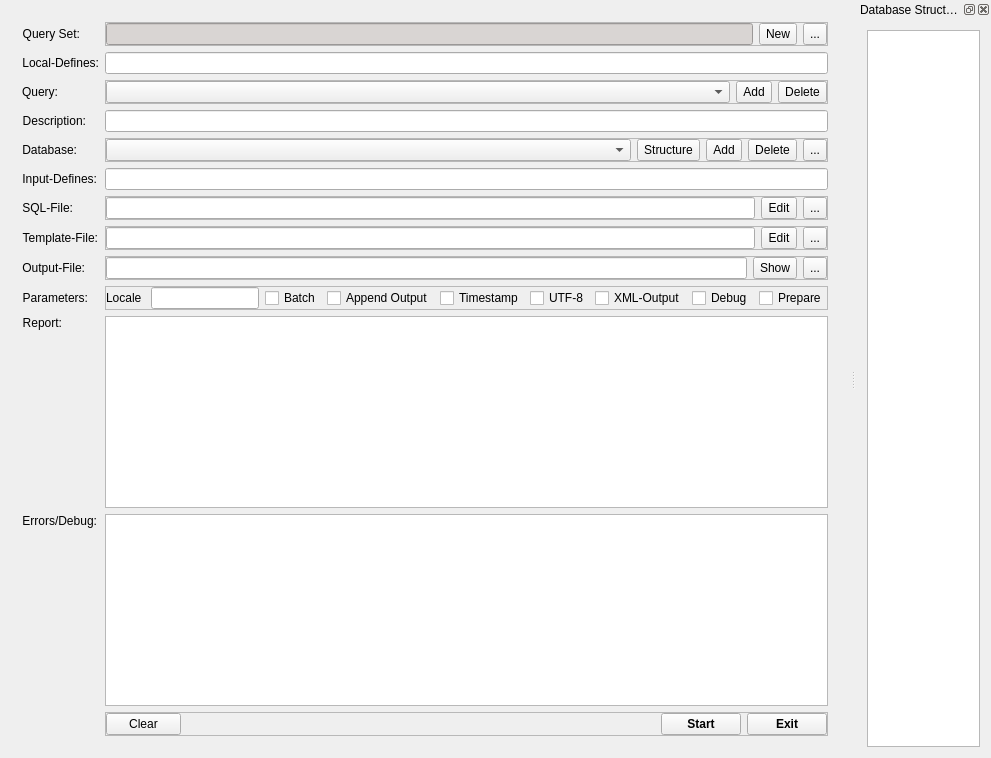
This is SqlReport.ui in mosling/SQLReport as Qt 5 draws it before an edit. The edited form follows.
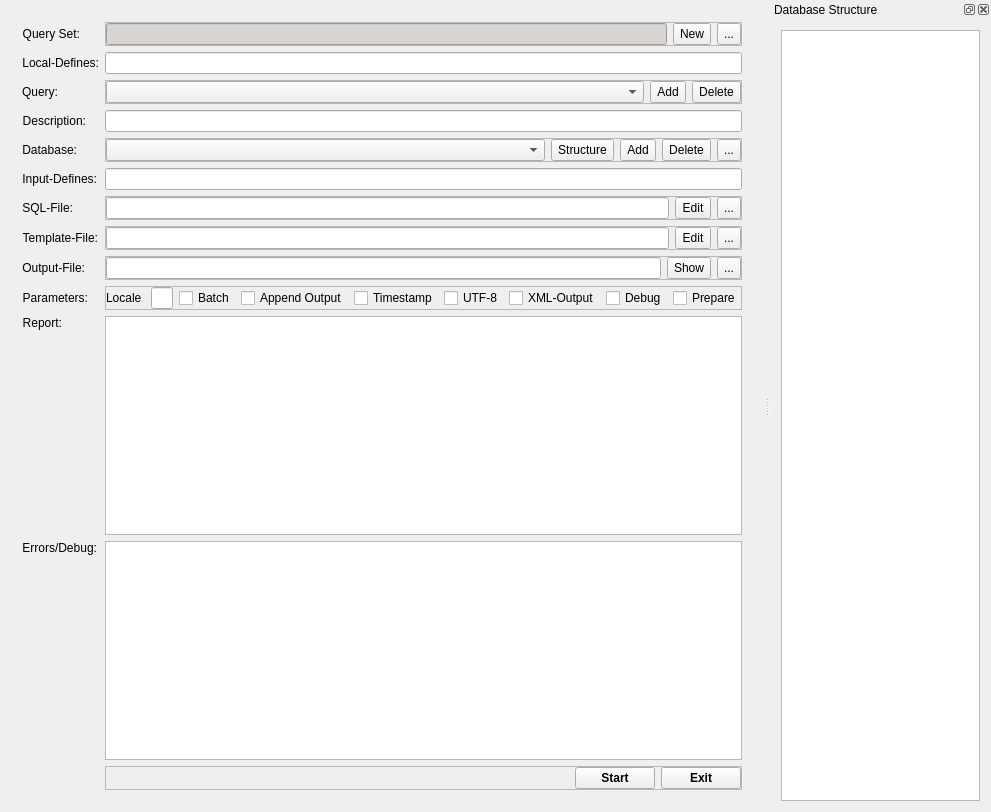
This is the edited form.

Commit message: change layout and add F3 reaction

```diff
--- a/SqlReport.ui
+++ b/SqlReport.ui
@@ -7,7 +7,7 @@
     <x>0</x>
     <y>0</y>
     <width>991</width>
-    <height>731</height>
+    <height>812</height>
    </rect>
   </property>
   <property name="font">
@@ -20,25 +20,28 @@
    <string>SqlReport</string>
   </property>
   <widget class="QWidget" name="centralWidget">
+   <property name="sizePolicy">
+    <sizepolicy hsizetype="Expanding" vsizetype="Expanding">
+     <horstretch>0</horstretch>
+     <verstretch>0</verstretch>
+    </sizepolicy>
+   </property>
    <property name="maximumSize">
     <size>
      <width>16777215</width>
      <height>16777215</height>
     </size>
    </property>
-   <layout class="QVBoxLayout" name="verticalLayout">
-    <item>
+   <layout class="QGridLayout" name="gridLayout">
+    <item row="0" column="0">
      <widget class="QWidget" name="widgetParameter" native="true">
       <property name="sizePolicy">
-       <sizepolicy hsizetype="Minimum" vsizetype="Minimum">
+       <sizepolicy hsizetype="Expanding" vsizetype="Expanding">
         <horstretch>0</horstretch>
         <verstretch>0</verstretch>
        </sizepolicy>
       </property>
       <layout class="QFormLayout" name="formLayout">
-       <property name="fieldGrowthPolicy">
-        <enum>QFormLayout::AllNonFixedFieldsGrow</enum>
-       </property>
        <item row="0" column="0">
         <widget class="QLabel" name="lblQuerySet">
          <property name="maximumSize">
@@ -1051,6 +1054,12 @@
        </item>
        <item row="10" column="1">
         <widget class="QTextEdit" name="teReport">
+         <property name="sizePolicy">
+          <sizepolicy hsizetype="Preferred" vsizetype="Preferred">
+           <horstretch>0</horstretch>
+           <verstretch>1</verstretch>
+          </sizepolicy>
+         </property>
          <property name="font">
           <font>
            <family>Tahoma</family>
@@ -1084,6 +1093,12 @@
        </item>
        <item row="11" column="1">
         <widget class="QTextEdit" name="textEditError">
+         <property name="sizePolicy">
+          <sizepolicy hsizetype="Preferred" vsizetype="Preferred">
+           <horstretch>0</horstretch>
+           <verstretch>1</verstretch>
+          </sizepolicy>
+         </property>
          <property name="font">
           <font>
            <family>Tahoma</family>
@@ -1113,30 +1128,6 @@
           <property name="bottomMargin">
            <number>0</number>
           </property>
-          <item>
-           <widget class="QPushButton" name="btnClear">
-            <property name="sizePolicy">
-             <sizepolicy hsizetype="Preferred" vsizetype="Preferred">
-              <horstretch>0</horstretch>
-              <verstretch>0</verstretch>
-             </sizepolicy>
-            </property>
-            <property name="maximumSize">
-             <size>
-              <width>75</width>
-              <height>16777215</height>
-             </size>
-            </property>
-            <property name="font">
-             <font>
-              <pointsize>9</pointsize>
-             </font>
-            </property>
-            <property name="text">
-             <string>Clear</string>
-            </property>
-           </widget>
-          </item>
           <item>
            <spacer name="horizontalSpacer">
             <property name="orientation">
```
Left out of the diff: 31 changed lines with no effect on the pictures. The commit also changes 6 other files.
